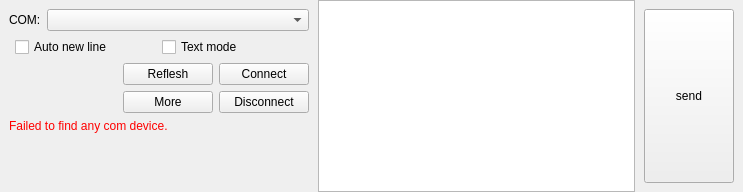
Before: the Qt Designer form woterm/qwoserialinput.ui in aoyiduo/woterm, drawn with Qt 5.
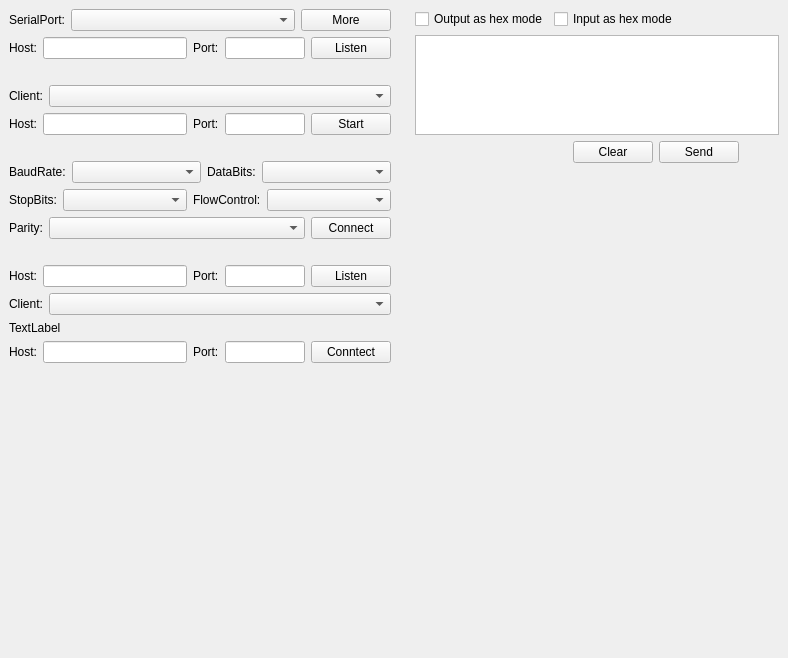
After: the same form once the commit is applied. Icons and pictures are not drawn.

Diff of the .ui file:
```diff
--- a/woterm/qwoserialinput.ui
+++ b/woterm/qwoserialinput.ui
@@ -6,8 +6,8 @@
    <rect>
     <x>0</x>
     <y>0</y>
-    <width>743</width>
-    <height>192</height>
+    <width>788</width>
+    <height>658</height>
    </rect>
   </property>
   <property name="sizePolicy">
@@ -21,7 +21,7 @@
   </property>
   <layout class="QHBoxLayout" name="horizontalLayout_3">
    <property name="spacing">
-    <number>0</number>
+    <number>6</number>
    </property>
    <property name="leftMargin">
     <number>0</number>
@@ -38,18 +38,24 @@
    <item>
     <widget class="QWidget" name="panel" native="true">
      <property name="sizePolicy">
-      <sizepolicy hsizetype="Preferred" vsizetype="MinimumExpanding">
+      <sizepolicy hsizetype="MinimumExpanding" vsizetype="Preferred">
        <horstretch>0</horstretch>
        <verstretch>0</verstretch>
       </sizepolicy>
      </property>
+     <property name="minimumSize">
+      <size>
+       <width>400</width>
+       <height>0</height>
+      </size>
+     </property>
      <layout class="QVBoxLayout" name="verticalLayout_2">
       <item>
        <layout class="QHBoxLayout" name="horizontalLayout">
         <item>
          <widget class="QLabel" name="label">
           <property name="text">
-           <string>COM:</string>
+           <string>SerialPort:</string>
           </property>
          </widget>
         </item>
@@ -63,98 +69,6 @@
           </property>
          </widget>
         </item>
-       </layout>
-      </item>
-      <item>
-       <layout class="QHBoxLayout" name="horizontalLayout_5">
-        <property name="leftMargin">
-         <number>6</number>
-        </property>
-        <property name="rightMargin">
-         <number>6</number>
-        </property>
-        <item>
-         <widget class="QCheckBox" name="line">
-          <property name="text">
-           <string>Auto new line</string>
-          </property>
-         </widget>
-        </item>
-        <item>
-         <widget class="QCheckBox" name="hex">
-          <property name="text">
-           <string>Text mode</string>
-          </property>
-         </widget>
-        </item>
-       </layout>
-      </item>
-      <item>
-       <layout class="QHBoxLayout" name="horizontalLayout_2">
-        <item>
-         <spacer name="horizontalSpacer">
-          <property name="orientation">
-           <enum>Qt::Horizontal</enum>
-          </property>
-          <property name="sizeHint" stdset="0">
-           <size>
-            <width>40</width>
-            <height>20</height>
-           </size>
-          </property>
-         </spacer>
-        </item>
-        <item>
-         <widget class="QPushButton" name="btnReflesh">
-          <property name="minimumSize">
-           <size>
-            <width>90</width>
-            <height>0</height>
-           </size>
-          </property>
-          <property name="text">
-           <string>Reflesh</string>
-          </property>
-          <property name="icon">
-           <iconset resource="qwoterm.qrc">
-            <normaloff>:/woterm/resource/skin/reload.png</normaloff>:/woterm/resource/skin/reload.png</iconset>
-          </property>
-         </widget>
-        </item>
-        <item>
-         <widget class="QPushButton" name="btnConnect">
-          <property name="minimumSize">
-           <size>
-            <width>90</width>
-            <height>0</height>
-           </size>
-          </property>
-          <property name="text">
-           <string>Connect</string>
-          </property>
-          <property name="icon">
-           <iconset resource="qwoterm.qrc">
-            <normaloff>:/woterm/resource/skin/run.png</normaloff>:/woterm/resource/skin/run.png</iconset>
-          </property>
-         </widget>
-        </item>
-       </layout>
-      </item>
-      <item>
-       <layout class="QHBoxLayout" name="horizontalLayout_4">
-        <item>
-         <spacer name="horizontalSpacer_2">
-          <property name="orientation">
-           <enum>Qt::Horizontal</enum>
-          </property>
-          <property name="sizeHint" stdset="0">
-           <size>
-            <width>40</width>
-            <height>20</height>
-           </size>
-          </property>
-         </spacer>
-        </item>
         <item>
          <widget class="QPushButton" name="btnMore">
           <property name="minimumSize">
@@ -172,33 +86,477 @@
           </property>
          </widget>
         </item>
-        <item>
-         <widget class="QPushButton" name="btnDisconnect">
-          <property name="minimumSize">
-           <size>
-            <width>90</width>
-            <height>0</height>
-           </size>
-          </property>
-          <property name="text">
-           <string>Disconnect</string>
-          </property>
-          <property name="icon">
-           <iconset resource="qwoterm.qrc">
-            <normaloff>:/woterm/resource/skin/stop.png</normaloff>:/woterm/resource/skin/stop.png</iconset>
-          </property>
-         </widget>
-        </item>
        </layout>
       </item>
       <item>
-       <widget class="QLabel" name="tip">
-        <property name="styleSheet">
-         <string notr="true">color: rgb(255, 0, 0);</string>
+       <widget class="QWidget" name="udpServerArea" native="true">
+        <property name="minimumSize">
+         <size>
+          <width>0</width>
+          <height>0</height>
+         </size>
         </property>
-        <property name="text">
-         <string>Failed to find any com device.</string>
+        <layout class="QVBoxLayout" name="verticalLayout_4">
+         <property name="leftMargin">
+          <number>0</number>
+         </property>
+         <property name="topMargin">
+          <number>0</number>
+         </property>
+         <property name="rightMargin">
+          <number>0</number>
+         </property>
+         <property name="bottomMargin">
+          <number>0</number>
+         </property>
+         <item>
+          <layout class="QHBoxLayout" name="horizontalLayout_5">
+           <item>
+            <widget class="QLabel" name="label_2">
+             <property name="text">
+              <string>Host:</string>
+             </property>
+            </widget>
+           </item>
+           <item>
+            <widget class="QLineEdit" name="hostUdpLocal"/>
+           </item>
+           <item>
+            <widget class="QLabel" name="label_3">
+             <property name="text">
+              <string>Port:</string>
+             </property>
+            </widget>
+           </item>
+           <item>
+            <widget class="QLineEdit" name="portUdpLocal">
+             <property name="maximumSize">
+              <size>
+               <width>80</width>
+               <height>16777215</height>
+              </size>
+             </property>
+            </widget>
+           </item>
+           <item>
+            <widget class="QPushButton" name="btnUdpListen">
+             <property name="text">
+              <string>Listen</string>
+             </property>
+            </widget>
+           </item>
+          </layout>
+         </item>
+         <item>
+          <widget class="QLabel" name="udpServerTip">
+           <property name="styleSheet">
+            <string notr="true"/>
+           </property>
+           <property name="text">
+            <string/>
+           </property>
+          </widget>
+         </item>
+         <item>
+          <layout class="QHBoxLayout" name="horizontalLayout_11">
+           <item>
+            <widget class="QLabel" name="label_5">
+             <property name="text">
+              <string>Client:</string>
+             </property>
+            </widget>
+           </item>
+           <item>
+            <widget class="QComboBox" name="udpClientBox">
+             <property name="sizePolicy">
+              <sizepolicy hsizetype="MinimumExpanding" vsizetype="Fixed">
+               <horstretch>0</horstretch>
+               <verstretch>0</verstretch>
+              </sizepolicy>
+             </property>
+            </widget>
+           </item>
+          </layout>
+         </item>
+        </layout>
+       </widget>
+      </item>
+      <item>
+       <widget class="QWidget" name="udpClientArea" native="true">
+        <property name="minimumSize">
+         <size>
+          <width>0</width>
+          <height>0</height>
+         </size>
         </property>
+        <layout class="QVBoxLayout" name="verticalLayout_5">
+         <property name="leftMargin">
+          <number>0</number>
+         </property>
+         <property name="topMargin">
+          <number>0</number>
+         </property>
+         <property name="rightMargin">
+          <number>0</number>
+         </property>
+         <property name="bottomMargin">
+          <number>0</number>
+         </property>
+         <item>
+          <layout class="QHBoxLayout" name="horizontalLayout_13">
+           <property name="bottomMargin">
+            <number>0</number>
+           </property>
+           <item>
+            <widget class="QLabel" name="label_6">
+             <property name="text">
+              <string>Host:</string>
+             </property>
+            </widget>
+           </item>
+           <item>
+            <widget class="QLineEdit" name="hostUdpRemote"/>
+           </item>
+           <item>
+            <widget class="QLabel" name="label_7">
+             <property name="text">
+              <string>Port:</string>
+             </property>
+            </widget>
+           </item>
+           <item>
+            <widget class="QLineEdit" name="portUdpRemote">
+             <property name="maximumSize">
+              <size>
+               <width>80</width>
+               <height>16777215</height>
+              </size>
+             </property>
+            </widget>
+           </item>
+           <item>
+            <widget class="QPushButton" name="btnUdpStart">
+             <property name="text">
+              <string>Start</string>
+             </property>
+            </widget>
+           </item>
+          </layout>
+         </item>
+         <item>
+          <widget class="QLabel" name="udpClientTip">
+           <property name="styleSheet">
+            <string notr="true"/>
+           </property>
+           <property name="text">
+            <string/>
+           </property>
+          </widget>
+         </item>
+        </layout>
+       </widget>
+      </item>
+      <item>
+       <widget class="QWidget" name="comxArea" native="true">
+        <property name="minimumSize">
+         <size>
+          <width>0</width>
+          <height>0</height>
+         </size>
+        </property>
+        <layout class="QVBoxLayout" name="verticalLayout_6">
+         <property name="leftMargin">
+          <number>0</number>
+         </property>
+         <property name="topMargin">
+          <number>0</number>
+         </property>
+         <property name="rightMargin">
+          <number>0</number>
+         </property>
+         <property name="bottomMargin">
+          <number>0</number>
+         </property>
+         <item>
+          <layout class="QHBoxLayout" name="horizontalLayout_15">
+           <item>
+            <widget class="QLabel" name="label_8">
+             <property name="text">
+              <string>BaudRate:</string>
+             </property>
+            </widget>
+           </item>
+           <item>
+            <widget class="QComboBox" name="baudRate">
+             <property name="sizePolicy">
+              <sizepolicy hsizetype="MinimumExpanding" vsizetype="Fixed">
+               <horstretch>0</horstretch>
+               <verstretch>0</verstretch>
+              </sizepolicy>
+             </property>
+            </widget>
+           </item>
+           <item>
+            <widget class="QLabel" name="label_9">
+             <property name="text">
+              <string>DataBits:</string>
+             </property>
+            </widget>
+           </item>
+           <item>
+            <widget class="QComboBox" name="dataBits">
+             <property name="sizePolicy">
+              <sizepolicy hsizetype="MinimumExpanding" vsizetype="Fixed">
+               <horstretch>0</horstretch>
+               <verstretch>0</verstretch>
+              </sizepolicy>
+             </property>
+            </widget>
+           </item>
+          </layout>
+         </item>
+         <item>
+          <layout class="QHBoxLayout" name="horizontalLayout_14">
+           <item>
+            <widget class="QLabel" name="label_11">
+             <property name="text">
+              <string>StopBits:</string>
+             </property>
+            </widget>
+           </item>
+           <item>
+            <widget class="QComboBox" name="stopBits">
+             <property name="sizePolicy">
+              <sizepolicy hsizetype="MinimumExpanding" vsizetype="Fixed">
+               <horstretch>0</horstretch>
+               <verstretch>0</verstretch>
+              </sizepolicy>
+             </property>
+            </widget>
+           </item>
+           <item>
+            <widget class="QLabel" name="label_12">
+             <property name="text">
+              <string>FlowControl:</string>
+             </property>
+            </widget>
+           </item>
+           <item>
+            <widget class="QComboBox" name="flowControl">
+             <property name="sizePolicy">
+              <sizepolicy hsizetype="MinimumExpanding" vsizetype="Fixed">
+               <horstretch>0</horstretch>
+               <verstretch>0</verstretch>
+              </sizepolicy>
+             </property>
+            </widget>
+           </item>
+          </layout>
+         </item>
+         <item>
+          <layout class="QHBoxLayout" name="horizontalLayout_2">
+           <item>
+            <widget class="QLabel" name="label_10">
+             <property name="text">
+              <string>Parity:</string>
+             </property>
+            </widget>
+           </item>
+           <item>
+            <widget class="QComboBox" name="parity">
+             <property name="sizePolicy">
+              <sizepolicy hsizetype="MinimumExpanding" vsizetype="Fixed">
+               <horstretch>0</horstretch>
+               <verstretch>0</verstretch>
+              </sizepolicy>
+             </property>
+            </widget>
+           </item>
+           <item>
+            <widget class="QPushButton" name="btnConnect">
+             <property name="text">
+              <string>Connect</string>
+             </property>
+            </widget>
+           </item>
+          </layout>
+         </item>
+         <item>
+          <widget class="QLabel" name="comxTip">
+           <property name="styleSheet">
+            <string notr="true"/>
+           </property>
+           <property name="text">
+            <string/>
+           </property>
+          </widget>
+         </item>
+        </layout>
+       </widget>
+      </item>
+      <item>
+       <widget class="QWidget" name="tcpServerArea" native="true">
+        <property name="minimumSize">
+         <size>
+          <width>0</width>
+          <height>0</height>
+         </size>
+        </property>
+        <layout class="QVBoxLayout" name="verticalLayout_7">
+         <property name="leftMargin">
+          <number>0</number>
+         </property>
+         <property name="topMargin">
+          <number>0</number>
+         </property>
+         <property name="rightMargin">
+          <number>0</number>
+         </property>
+         <property name="bottomMargin">
+          <number>0</number>
+         </property>
+         <item>
+          <layout class="QHBoxLayout" name="horizontalLayout_7">
+           <item>
+            <widget class="QLabel" name="label_4">
+             <property name="text">
+              <string>Host:</string>
+             </property>
+            </widget>
+           </item>
+           <item>
+            <widget class="QLineEdit" name="hostTcpLocal"/>
+           </item>
+           <item>
+            <widget class="QLabel" name="label_13">
+             <property name="text">
+              <string>Port:</string>
+             </property>
+            </widget>
+           </item>
+           <item>
+            <widget class="QLineEdit" name="portTcpLocal">
+             <property name="maximumSize">
+              <size>
+               <width>80</width>
+               <height>16777215</height>
+              </size>
+             </property>
+            </widget>
+           </item>
+           <item>
+            <widget class="QPushButton" name="btnTcpListen">
+             <property name="text">
+              <string>Listen</string>
+             </property>
+            </widget>
+           </item>
+          </layout>
+         </item>
+         <item>
+          <layout class="QHBoxLayout" name="horizontalLayout_16">
+           <item>
+            <widget class="QLabel" name="label_14">
+             <property name="text">
+              <string>Client:</string>
+             </property>
+            </widget>
+           </item>
+           <item>
+            <widget class="QComboBox" name="tcpClientBox">
+             <property name="sizePolicy">
+              <sizepolicy hsizetype="MinimumExpanding" vsizetype="Fixed">
+               <horstretch>0</horstretch>
+               <verstretch>0</verstretch>
+              </sizepolicy>
+             </property>
+            </widget>
+           </item>
+          </layout>
+         </item>
+         <item>
+          <widget class="QLabel" name="tcpServerTip">
+           <property name="styleSheet">
+            <string notr="true"/>
+           </property>
+           <property name="text">
+            <string>TextLabel</string>
+           </property>
+          </widget>
+         </item>
+        </layout>
+       </widget>
+      </item>
+      <item>
+       <widget class="QWidget" name="tcpClientArea" native="true">
+        <property name="minimumSize">
+         <size>
+          <width>0</width>
+          <height>0</height>
+         </size>
+        </property>
+        <layout class="QVBoxLayout" name="verticalLayout_8">
+         <property name="leftMargin">
+          <number>0</number>
+         </property>
+         <property name="topMargin">
+          <number>0</number>
+         </property>
+         <property name="rightMargin">
+          <number>0</number>
+         </property>
+         <property name="bottomMargin">
+          <number>30</number>
+         </property>
+         <item>
+          <layout class="QHBoxLayout" name="horizontalLayout_17">
+           <item>
+            <widget class="QLabel" name="label_15">
+             <property name="text">
+              <string>Host:</string>
+             </property>
+            </widget>
+           </item>
+           <item>
+            <widget class="QLineEdit" name="hostTcpRemote"/>
+           </item>
+           <item>
+            <widget class="QLabel" name="label_16">
+             <property name="text">
+              <string>Port:</string>
+             </property>
+            </widget>
+           </item>
+           <item>
+            <widget class="QLineEdit" name="portTcpRemote">
+             <property name="maximumSize">
+              <size>
+               <width>80</width>
+               <height>16777215</height>
+              </size>
+             </property>
+            </widget>
+           </item>
+           <item>
+            <widget class="QPushButton" name="btnTcpConnect">
+             <property name="text">
+              <string>Conntect</string>
+             </property>
+            </widget>
+           </item>
+          </layout>
+         </item>
+         <item>
+          <widget class="QLabel" name="tcpClientTip">
+           <property name="styleSheet">
+            <string notr="true"/>
+           </property>
+           <property name="text">
+            <string/>
+           </property>
+          </widget>
+         </item>
+        </layout>
        </widget>
       </item>
       <item>
@@ -206,13 +564,10 @@
         <property name="orientation">
          <enum>Qt::Vertical</enum>
         </property>
-        <property name="sizeType">
-         <enum>QSizePolicy::MinimumExpanding</enum>
-        </property>
         <property name="sizeHint" stdset="0">
          <size>
           <width>20</width>
-          <height>0</height>
+          <height>40</height>
          </size>
         </property>
        </spacer>
@@ -221,46 +576,135 @@
     </widget>
    </item>
    <item>
-    <widget class="QPlainTextEdit" name="edit"/>
-   </item>
-   <item>
-    <layout class="QVBoxLayout" name="verticalLayout">
-     <property name="leftMargin">
-      <number>9</number>
+    <widget class="QWidget" name="sendArea" native="true">
+     <property name="minimumSize">
+      <size>
+       <width>100</width>
+       <height>0</height>
+      </size>
      </property>
-     <property name="topMargin">
-      <number>9</number>
+     <property name="maximumSize">
+      <size>
+       <width>16777215</width>
+       <height>16777215</height>
+      </size>
      </property>
-     <property name="rightMargin">
-      <number>9</number>
-     </property>
-     <property name="bottomMargin">
-      <number>9</number>
-     </property>
-     <item>
-      <widget class="QPushButton" name="btnSend">
-       <property name="sizePolicy">
-        <sizepolicy hsizetype="Minimum" vsizetype="MinimumExpanding">
-         <horstretch>0</horstretch>
-         <verstretch>0</verstretch>
-        </sizepolicy>
-       </property>
-       <property name="minimumSize">
-        <size>
-         <width>90</width>
-         <height>30</height>
-        </size>
-       </property>
-       <property name="text">
-        <string>send</string>
-       </property>
-       <property name="icon">
-        <iconset resource="qwoterm.qrc">
-         <normaloff>:/woterm/resource/skin/enter2.png</normaloff>:/woterm/resource/skin/enter2.png</iconset>
-       </property>
-      </widget>
-     </item>
-    </layout>
+     <layout class="QVBoxLayout" name="verticalLayout">
+      <property name="leftMargin">
+       <number>9</number>
+      </property>
+      <property name="topMargin">
+       <number>9</number>
+      </property>
+      <property name="rightMargin">
+       <number>9</number>
+      </property>
+      <property name="bottomMargin">
+       <number>9</number>
+      </property>
+      <item>
+       <layout class="QHBoxLayout" name="horizontalLayout_6">
+        <item>
+         <widget class="QCheckBox" name="hexOutput">
+          <property name="text">
+           <string>Output as hex mode</string>
+          </property>
+         </widget>
+        </item>
+        <item>
+         <widget class="QCheckBox" name="hexInput">
+          <property name="text">
+           <string>Input as hex mode</string>
+          </property>
+         </widget>
+        </item>
+        <item>
+         <spacer name="horizontalSpacer">
+          <property name="orientation">
+           <enum>Qt::Horizontal</enum>
+          </property>
+          <property name="sizeHint" stdset="0">
+           <size>
+            <width>40</width>
+            <height>20</height>
+           </size>
+          </property>
+         </spacer>
+        </item>
+       </layout>
+      </item>
+      <item>
+       <widget class="QPlainTextEdit" name="edit">
+        <property name="maximumSize">
+         <size>
+          <width>16777215</width>
+          <height>100</height>
+         </size>
+        </property>
+       </widget>
+      </item>
+      <item>
+       <layout class="QHBoxLayout" name="horizontalLayout_12">
+        <item>
+         <spacer name="horizontalSpacer_2">
+          <property name="orientation">
+           <enum>Qt::Horizontal</enum>
+          </property>
+          <property name="sizeHint" stdset="0">
+           <size>
+            <width>40</width>
+            <height>20</height>
+           </size>
+          </property>
+         </spacer>
+        </item>
+        <item>
+         <widget class="QPushButton" name="btnClear">
+          <property name="text">
+           <string>Clear</string>
+          </property>
+         </widget>
+        </item>
+        <item>
+         <widget class="QPushButton" name="btnSend">
+          <property name="text">
+           <string>Send</string>
+          </property>
+         </widget>
+        </item>
+        <item>
+         <spacer name="horizontalSpacer_3">
+          <property name="orientation">
+           <enum>Qt::Horizontal</enum>
+          </property>
+          <property name="sizeType">
+           <enum>QSizePolicy::Fixed</enum>
+          </property>
+          <property name="sizeHint" stdset="0">
+           <size>
+            <width>40</width>
+            <height>20</height>
+           </size>
+          </property>
+         </spacer>
+        </item>
+       </layout>
+      </item>
+      <item>
+       <spacer name="verticalSpacer_2">
+        <property name="orientation">
+         <enum>Qt::Vertical</enum>
+        </property>
+        <property name="sizeHint" stdset="0">
+         <size>
+          <width>20</width>
+          <height>40</height>
+         </size>
+        </property>
+       </spacer>
+      </item>
+     </layout>
+    </widget>
    </item>
   </layout>
  </widget>
```
Left out of the diff: 2 changed lines with no effect on the pictures.
